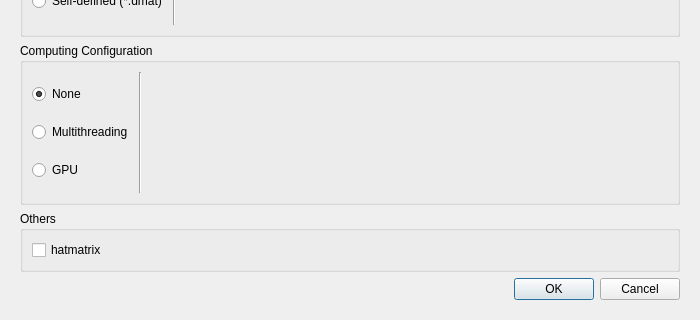
Before: the Qt Designer form src/gwmgtdroptionsdialog.ui in GWmodel-Lab/GWmodelS, drawn with Qt 5; both pictures show x 0 to 700 and y 480 to 800 of the 700 by 800 pixel window.
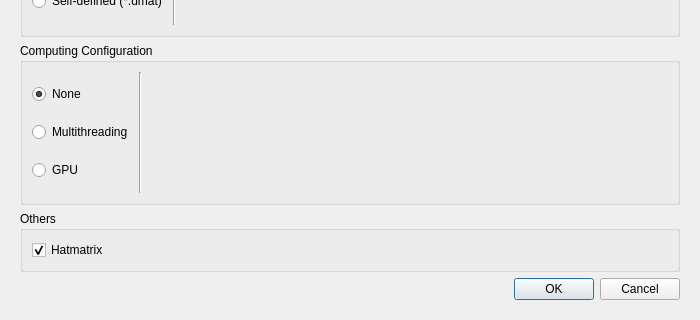
After: the same form once the commit is applied. Custom widgets are drawn as their Qt base class.

Commit message: fix: coef summary does not show when hatmatrix is checked

```diff
--- a/src/gwmgtdroptionsdialog.ui
+++ b/src/gwmgtdroptionsdialog.ui
@@ -626,7 +626,10 @@
           <item>
            <widget class="QCheckBox" name="mHatmatrixCheckBox">
             <property name="text">
-             <string>hatmatrix</string>
+             <string>Hatmatrix</string>
+            </property>
+            <property name="checked">
+             <bool>true</bool>
             </property>
            </widget>
           </item>
```
The commit also changes 4 other files.
